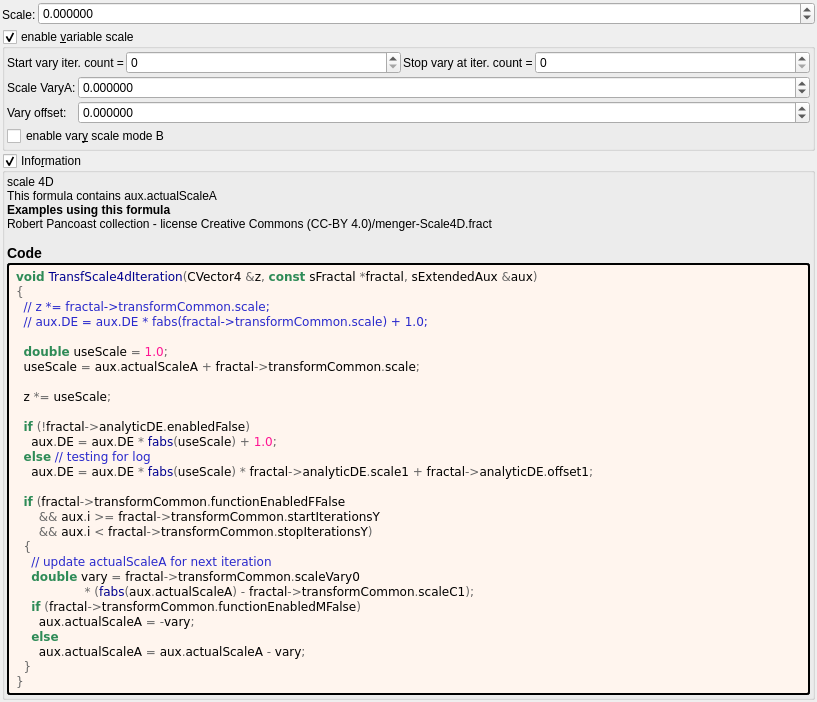
Above: mandelbulber2/formula/ui/transf_scale4d.ui from buddhi1980/mandelbulber2 before the change. Below: the same form after it.
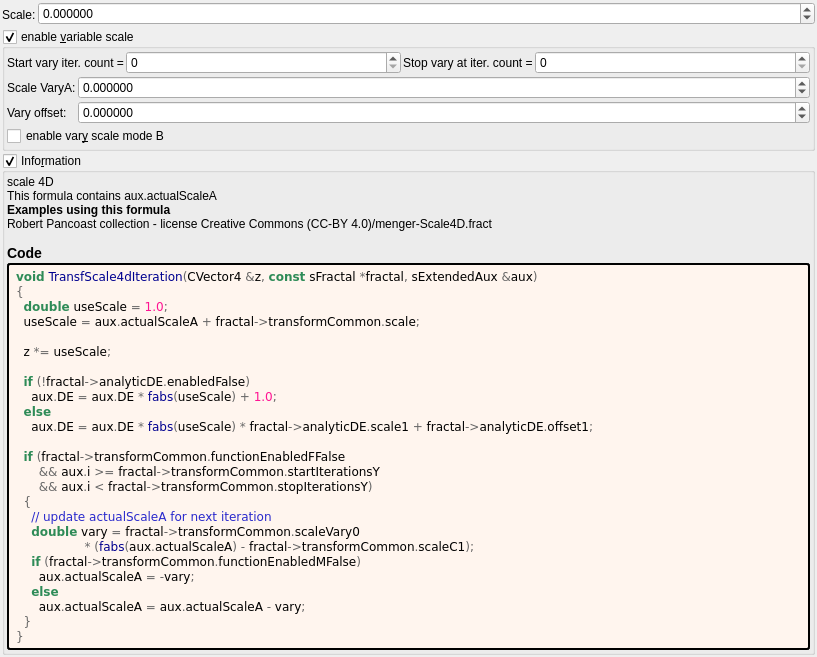
That is the form after the change. Custom widgets are drawn as their Qt base class.

Patch:
```diff
--- a/mandelbulber2/formula/ui/transf_scale4d.ui
+++ b/mandelbulber2/formula/ui/transf_scale4d.ui
@@ -295,9 +295,6 @@
          <string notr="true">&lt;body style=&quot;background-color:#fff5ee&quot;&gt;
 &lt;pre style=&quot;color:#000000; background-color:#fff5ee;  font-family:'Courier New',monospace;&quot;&gt;&lt;span style=&quot;color:#2e8b57; font-weight:bold&quot;&gt;void&lt;/span&gt; &lt;span style=&quot;color:#00008f&quot;&gt;TransfScale4dIteration&lt;/span&gt;&lt;span style=&quot;color:#676767&quot;&gt;(&lt;/span&gt;CVector4 &lt;span style=&quot;color:#676767&quot;&gt;&amp;amp;&lt;/span&gt;z&lt;span style=&quot;color:#676767&quot;&gt;,&lt;/span&gt; &lt;span style=&quot;color:#2e8b57; font-weight:bold&quot;&gt;const&lt;/span&gt; sFractal &lt;span style=&quot;color:#676767&quot;&gt;*&lt;/span&gt;fractal&lt;span style=&quot;color:#676767&quot;&gt;,&lt;/span&gt; sExtendedAux &lt;span style=&quot;color:#676767&quot;&gt;&amp;amp;&lt;/span&gt;aux&lt;span style=&quot;color:#676767&quot;&gt;)&lt;/span&gt;
 &lt;span style=&quot;color:#676767&quot;&gt;{&lt;/span&gt;
-  &lt;span style=&quot;color:#2929cc&quot;&gt;// z *= fractal-&amp;gt;transformCommon.scale;&lt;/span&gt;
-  &lt;span style=&quot;color:#2929cc&quot;&gt;// aux.DE = aux.DE * fabs(fractal-&amp;gt;transformCommon.scale) + 1.0;&lt;/span&gt;
-
   &lt;span style=&quot;color:#2e8b57; font-weight:bold&quot;&gt;double&lt;/span&gt; useScale &lt;span style=&quot;color:#676767&quot;&gt;=&lt;/span&gt; &lt;span style=&quot;color:#ff1493&quot;&gt;1.0&lt;/span&gt;&lt;span style=&quot;color:#676767&quot;&gt;;&lt;/span&gt;
   useScale &lt;span style=&quot;color:#676767&quot;&gt;=&lt;/span&gt; aux&lt;span style=&quot;color:#676767&quot;&gt;.&lt;/span&gt;actualScaleA &lt;span style=&quot;color:#676767&quot;&gt;+&lt;/span&gt; fractal&lt;span style=&quot;color:#676767&quot;&gt;-&amp;gt;&lt;/span&gt;transformCommon&lt;span style=&quot;color:#676767&quot;&gt;.&lt;/span&gt;scale&lt;span style=&quot;color:#676767&quot;&gt;;&lt;/span&gt;
 
@@ -305,7 +302,7 @@
 
   &lt;span style=&quot;color:#2e8b57; font-weight:bold&quot;&gt;if&lt;/span&gt; &lt;span style=&quot;color:#676767&quot;&gt;(!&lt;/span&gt;fractal&lt;span style=&quot;color:#676767&quot;&gt;-&amp;gt;&lt;/span&gt;analyticDE&lt;span style=&quot;color:#676767&quot;&gt;.&lt;/span&gt;enabledFalse&lt;span style=&quot;color:#676767&quot;&gt;)&lt;/span&gt;
     aux&lt;span style=&quot;color:#676767&quot;&gt;.&lt;/span&gt;DE &lt;span style=&quot;color:#676767&quot;&gt;=&lt;/span&gt; aux&lt;span style=&quot;color:#676767&quot;&gt;.&lt;/span&gt;DE &lt;span style=&quot;color:#676767&quot;&gt;*&lt;/span&gt; &lt;span style=&quot;color:#00008f&quot;&gt;fabs&lt;/span&gt;&lt;span style=&quot;color:#676767&quot;&gt;(&lt;/span&gt;useScale&lt;span style=&quot;color:#676767&quot;&gt;) +&lt;/span&gt; &lt;span style=&quot;color:#ff1493&quot;&gt;1.0&lt;/span&gt;&lt;span style=&quot;color:#676767&quot;&gt;;&lt;/span&gt;
-  &lt;span style=&quot;color:#2e8b57; font-weight:bold&quot;&gt;else&lt;/span&gt; &lt;span style=&quot;color:#2929cc&quot;&gt;// testing for log&lt;/span&gt;
+  &lt;span style=&quot;color:#2e8b57; font-weight:bold&quot;&gt;else&lt;/span&gt;
     aux&lt;span style=&quot;color:#676767&quot;&gt;.&lt;/span&gt;DE &lt;span style=&quot;color:#676767&quot;&gt;=&lt;/span&gt; aux&lt;span style=&quot;color:#676767&quot;&gt;.&lt;/span&gt;DE &lt;span style=&quot;color:#676767&quot;&gt;*&lt;/span&gt; &lt;span style=&quot;color:#00008f&quot;&gt;fabs&lt;/span&gt;&lt;span style=&quot;color:#676767&quot;&gt;(&lt;/span&gt;useScale&lt;span style=&quot;color:#676767&quot;&gt;) *&lt;/span&gt; fractal&lt;span style=&quot;color:#676767&quot;&gt;-&amp;gt;&lt;/span&gt;analyticDE&lt;span style=&quot;color:#676767&quot;&gt;.&lt;/span&gt;scale1 &lt;span style=&quot;color:#676767&quot;&gt;+&lt;/span&gt; fractal&lt;span style=&quot;color:#676767&quot;&gt;-&amp;gt;&lt;/span&gt;analyticDE&lt;span style=&quot;color:#676767&quot;&gt;.&lt;/span&gt;offset1&lt;span style=&quot;color:#676767&quot;&gt;;&lt;/span&gt;
 
   &lt;span style=&quot;color:#2e8b57; font-weight:bold&quot;&gt;if&lt;/span&gt; &lt;span style=&quot;color:#676767&quot;&gt;(&lt;/span&gt;fractal&lt;span style=&quot;color:#676767&quot;&gt;-&amp;gt;&lt;/span&gt;transformCommon&lt;span style=&quot;color:#676767&quot;&gt;.&lt;/span&gt;functionEnabledFFalse
```
